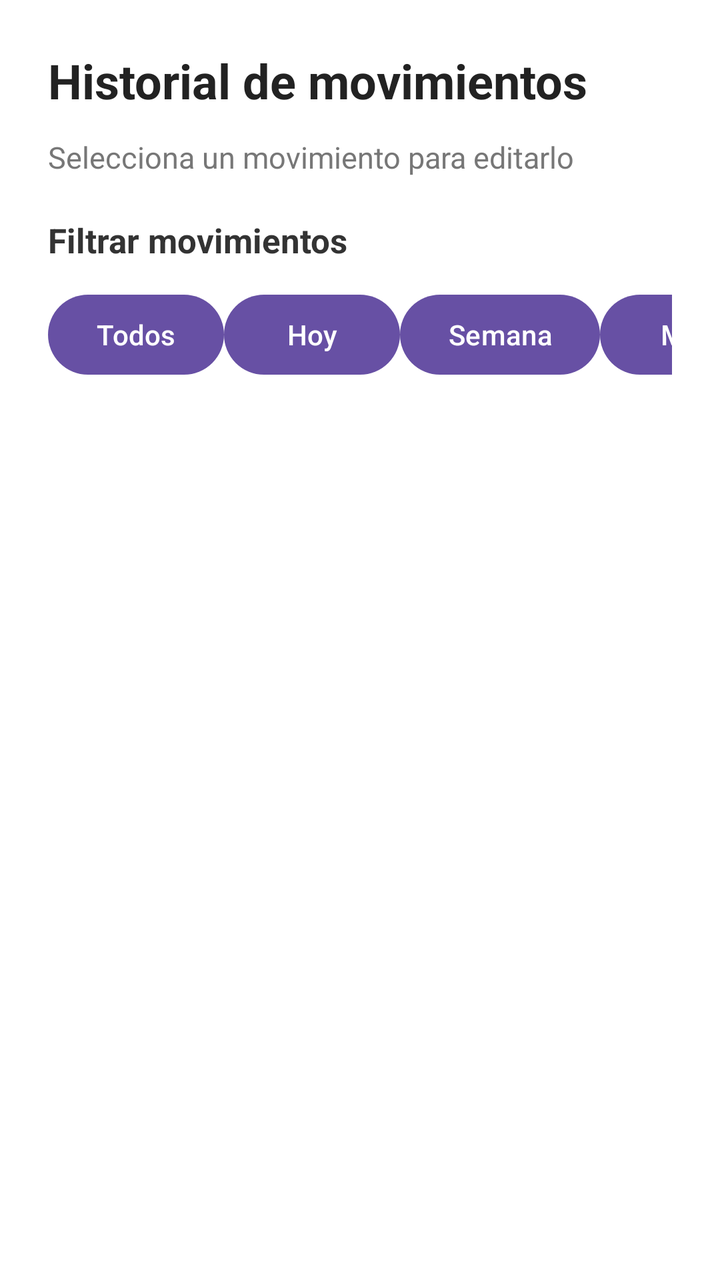
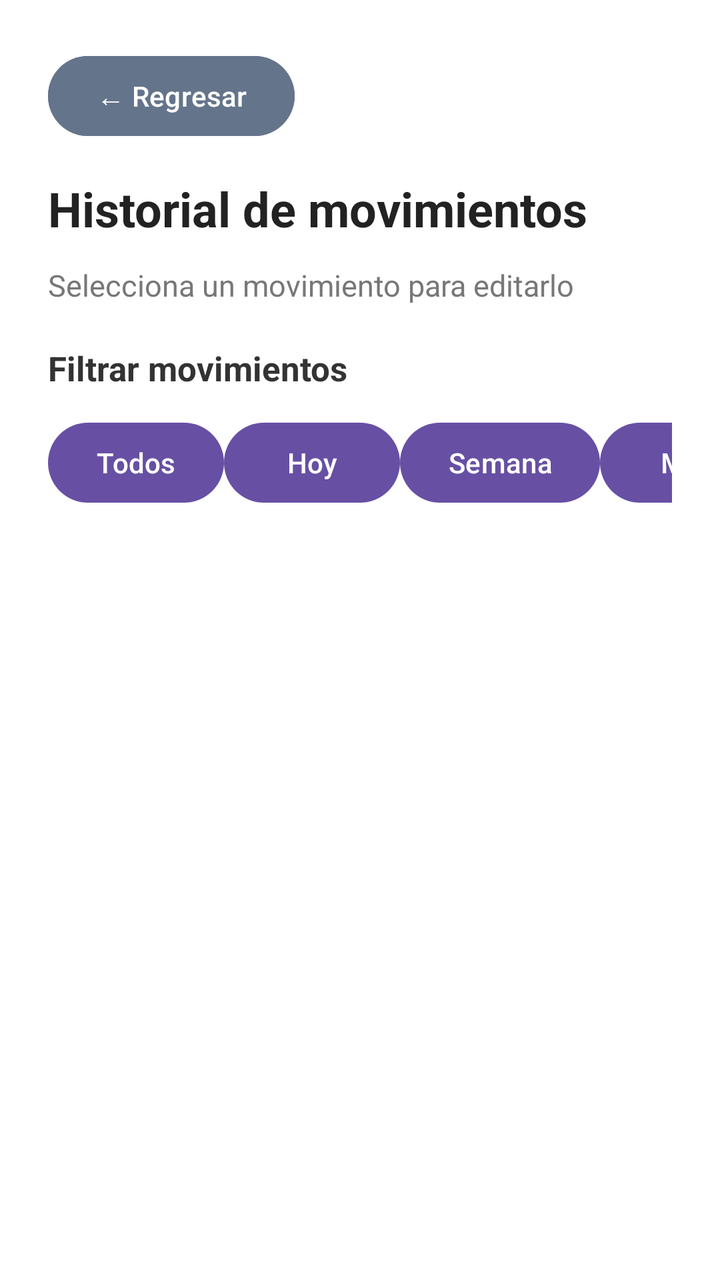

An Android layout rendered at two revisions. The XML below is the earlier revision; the diff shows what the commit changed to produce the second picture.
<!-- AndroidManifest.xml: application theme Theme.ControldeGastos -->
<!-- res/layout/activity_historial.xml -->
<?xml version="1.0" encoding="utf-8"?>
<ScrollView
    xmlns:android="http://schemas.android.com/apk/res/android"
    android:layout_width="match_parent"
    android:layout_height="match_parent"
    android:fillViewport="true"
    android:background="#FFFFFF">

    <LinearLayout
        android:layout_width="match_parent"
        android:layout_height="wrap_content"
        android:orientation="vertical"
        android:padding="24dp">

        <TextView
            android:layout_width="match_parent"
            android:layout_height="wrap_content"
            android:text="Historial de movimientos"
            android:textSize="24sp"
            android:textStyle="bold"
            android:textColor="#222222"
            android:layout_marginBottom="12dp"/>

        <TextView
            android:layout_width="match_parent"
            android:layout_height="wrap_content"
            android:text="Selecciona un movimiento para editarlo"
            android:textSize="15sp"
            android:textColor="#777777"
            android:layout_marginBottom="20dp"/>

    <TextView
        android:layout_width="match_parent"
        android:layout_height="wrap_content"
        android:text="Filtrar movimientos"
        android:textSize="17sp"
        android:textStyle="bold"
        android:textColor="#333333"
        android:layout_marginBottom="12dp"/>

    <HorizontalScrollView
        android:layout_width="match_parent"
        android:layout_height="wrap_content"
        android:scrollbars="none"
        android:layout_marginBottom="20dp">

    <LinearLayout
        android:layout_width="wrap_content"
        android:layout_height="wrap_content"
        android:orientation="horizontal">

        <Button
            android:id="@+id/btnTodos"
            android:layout_width="wrap_content"
            android:layout_height="wrap_content"
            android:text="Todos"
            android:textAllCaps="false"/>

        <Button
            android:id="@+id/btnHoy"
            android:layout_width="wrap_content"
            android:layout_height="wrap_content"
            android:text="Hoy"
            android:textAllCaps="false"/>

        <Button
            android:id="@+id/btnSemana"
            android:layout_width="wrap_content"
            android:layout_height="wrap_content"
            android:text="Semana"
            android:textAllCaps="false"/>

        <Button
            android:id="@+id/btnMes"
            android:layout_width="wrap_content"
            android:layout_height="wrap_content"
            android:text="Mes"
            android:textAllCaps="false"/>

    </LinearLayout>
    </HorizontalScrollView>

        <LinearLayout
            android:id="@+id/contenedorMovimientos"
            android:layout_width="match_parent"
            android:layout_height="wrap_content"
            android:orientation="vertical"/>

    </LinearLayout>
</ScrollView>
<!-- resources referenced by this layout -->
<resources>
  <style name="Theme.ControldeGastos" parent="Base.Theme.ControldeGastos" />
  <style name="Base.Theme.ControldeGastos" parent="Theme.Material3.DayNight.NoActionBar">
          
          
      </style>
</resources>

<!-- the commit's change to res/layout/activity_historial.xml (unified diff, before → after) -->
@@ -11,6 +11,16 @@
         android:layout_height="wrap_content"
         android:orientation="vertical"
         android:padding="24dp">
+
+        <Button
+            android:id="@+id/btnRegresar"
+            android:layout_width="wrap_content"
+            android:layout_height="wrap_content"
+            android:text="← Regresar"
+            android:textAllCaps="false"
+            android:textColor="#FFFFFF"
+            android:backgroundTint="#64748B"
+            android:layout_marginBottom="16dp" />
 
         <TextView
             android:layout_width="match_parent"
